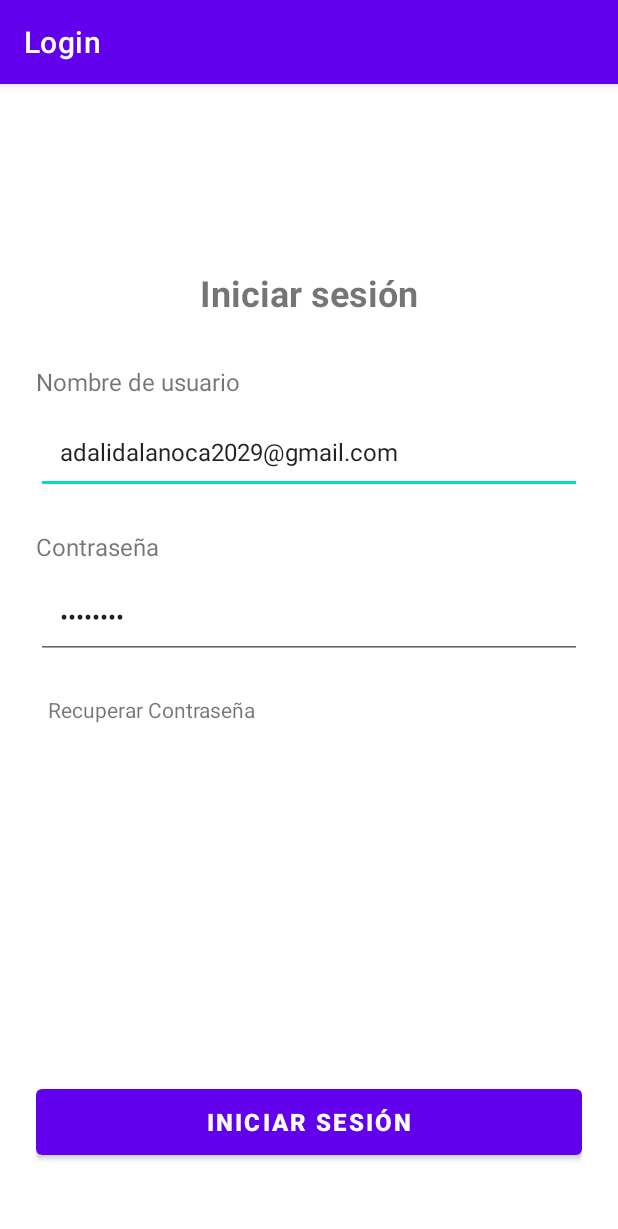
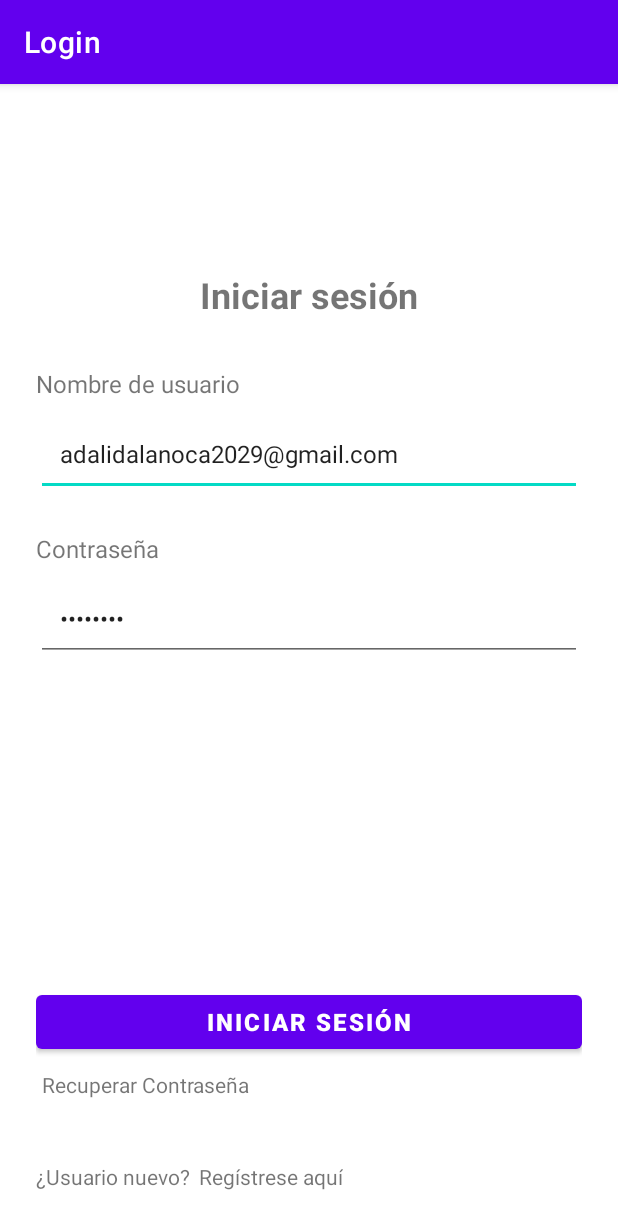
Before and after one commit to Adalid2029/android_tienda_quirquincho, an Android app: the screen it shows after launch (MainActivity), on a phone screen of 412 x 824 dp. Shown: the top 1229 px of the screen. Run offline under Robolectric (Android 15) with nearby library versions, the phone set to English and light mode, and no system bars; our stand-ins replace navigation-ui.

Commit message:
Adicionando funcionalidad de registrar nuevo usuario

```diff
--- a/app/src/main/java/com/tienda/quirquincho/MainActivity.kt
+++ b/app/src/main/java/com/tienda/quirquincho/MainActivity.kt
@@ -45,8 +45,7 @@ class MainActivity : AppCompatActivity() {
         // Controlar visibilidad del Bottom Navigation
         navController.addOnDestinationChangedListener { _, destination, _ ->
             when (destination.id) {
-                R.id.loginFragment -> {
-                    // Ocultar bottom navigation en login
+                R.id.loginFragment, R.id.registroFragment -> {
                     bottomNavigation.visibility = View.GONE
                     // Opcional: ocultar ActionBar también
                     // supportActionBar?.hide()
--- a/app/src/main/java/com/tienda/quirquincho/autenticacion/LoginFragment.kt
+++ b/app/src/main/java/com/tienda/quirquincho/autenticacion/LoginFragment.kt
@@ -29,6 +29,7 @@ class LoginFragment : Fragment() {
     private lateinit var etContrasena: EditText
     private lateinit var btnIniciarSesion: Button
     private lateinit var tvRecuperarPassword: TextView
+    private lateinit var tvRegistrarse: TextView
 
     // Manager para el token JWT
     private lateinit var tokenManager: TokenManager
@@ -65,6 +66,7 @@ class LoginFragment : Fragment() {
         etContrasena = view.findViewById(R.id.et_contrasena)
         btnIniciarSesion = view.findViewById(R.id.btn_iniciar_sesion)
         tvRecuperarPassword = view.findViewById(R.id.tv_recuperar_password)
+        tvRegistrarse = view.findViewById(R.id.tv_registrarse)
     }
 
     /**
@@ -84,6 +86,10 @@ class LoginFragment : Fragment() {
                 Toast.LENGTH_SHORT
             ).show()
         }
+        tvRegistrarse.setOnClickListener {
+            findNavController().navigate(R.id.login_registro)
+        }
+
     }
 
     /**
@@ -191,10 +197,12 @@ class LoginFragment : Fragment() {
             respuesta == null -> {
                 mostrarMensaje("Error desconocido del servidor")
             }
+
             respuesta.tieneErrores() -> {
                 // Errores de validación
                 manejarErroresValidacion(respuesta)
             }
+
             else -> {
                 // Mensaje de error general
                 mostrarMensaje(respuesta.mensaje)
@@ -314,7 +322,7 @@ class LoginFragment : Fragment() {
      */
     private fun navegarAPrincipal() {
         try {
-            findNavController().navigate(R.id.action_login_to_lista_productos)
+            findNavController().navigate(R.id.login_registro)
         } catch (e: Exception) {
             // Handle navigation error
             mostrarMensaje("Error al navegar. Intenta nuevamente.")
--- a/app/src/main/res/layout/fragment_login.xml
+++ b/app/src/main/res/layout/fragment_login.xml
@@ -67,22 +67,8 @@
             android:hint="Ingresa tu contraseña"
             android:inputType="textPassword"
             android:padding="16dp"
-            android:textSize="16sp"
-            android:text="Qwerty55"/>
-
-        <!-- Recuperar contraseña -->
-        <TextView
-            android:id="@+id/tv_recuperar_password"
-            android:layout_width="wrap_content"
-            android:layout_height="wrap_content"
-            android:layout_gravity="start"
-            android:layout_marginBottom="32dp"
-            android:background="?android:attr/selectableItemBackground"
-            android:clickable="true"
-            android:focusable="true"
-            android:padding="8dp"
-            android:text="Recuperar Contraseña"
-            android:textSize="14sp" />
+            android:text="Qwerty55"
+            android:textSize="16sp" />
 
         <!-- Espaciado flexible -->
         <View
@@ -94,12 +80,48 @@
         <Button
             android:id="@+id/btn_iniciar_sesion"
             android:layout_width="match_parent"
-            android:layout_height="56dp"
-            android:layout_marginBottom="24dp"
+            android:layout_height="wrap_content"
+            android:layout_marginBottom="4dp"
             android:text="Iniciar sesión"
             android:textColor="@android:color/white"
             android:textSize="16sp"
             android:textStyle="bold" />
+        <!-- Recuperar contraseña -->
+        <TextView
+            android:id="@+id/tv_recuperar_password"
+            android:layout_width="wrap_content"
+            android:layout_height="wrap_content"
+            android:layout_gravity="start"
+            android:layout_marginBottom="32dp"
+            android:background="?android:attr/selectableItemBackground"
+            android:clickable="true"
+            android:focusable="true"
+            android:padding="4dp"
+            android:text="Recuperar Contraseña"
+            android:textSize="14sp" />
+
+        <LinearLayout
+            android:layout_width="wrap_content"
+            android:layout_height="wrap_content"
+            android:orientation="horizontal">
+
+            <TextView
+                android:layout_width="match_parent"
+                android:layout_height="wrap_content"
+                android:text="¿Usuario nuevo?" />
+
+            <TextView
+                android:id="@+id/tv_registrarse"
+                android:layout_width="match_parent"
+                android:layout_height="wrap_content"
+                android:padding="6dp"
+                android:clickable="true"
+                android:textSize="14sp"
+                android:text="Regístrese aquí"
+                android:background="?android:attr/selectableItemBackground"
+                android:focusable="true"/>
+        </LinearLayout>
+
 
     </LinearLayout>
 
--- a/app/src/main/res/layout/item_producto.xml
+++ b/app/src/main/res/layout/item_producto.xml
@@ -77,7 +77,7 @@
             <Button
                 android:id="@+id/btn_comprar"
                 android:layout_width="wrap_content"
-                android:layout_height="32dp"
+                android:layout_height="wrap_content"
                 android:text="Comprar"
                 android:textSize="12sp"
                 android:textColor="@android:color/white"
--- a/app/src/main/res/navigation/nav_graph.xml
+++ b/app/src/main/res/navigation/nav_graph.xml
@@ -14,6 +14,9 @@
         <action
             android:id="@+id/action_login_to_lista_productos"
             app:destination="@id/listaProductosFragment" />
+        <action
+            android:id="@+id/login_registro"
+            app:destination="@+id/registroFragment" />
     </fragment>
 
     <!-- Fragment de Lista de Productos -->
@@ -46,6 +49,10 @@
         android:name="com.tienda.quirquincho.perfil.PerfilFragment"
         android:label="Perfil"
         tools:layout="@layout/fragment_perfil" />
-
+    <fragment
+        android:id="@+id/registroFragment"
+        android:name="com.tienda.quirquincho.autenticacion.RegistroFragment"
+        android:label="Registro"
+        tools:layout="@layout/fragment_registro" />
 
 </navigation>
--- a/gradle/libs.versions.toml
+++ b/gradle/libs.versions.toml
@@ -1,5 +1,5 @@
 [versions]
-agp = "8.10.1"
+agp = "8.11.0"
 kotlin = "2.0.21"
 coreKtx = "1.10.1"
 junit = "4.13.2"
```
Also changed, not shown: app/src/main/java/com/tienda/quirquincho/autenticacion/RegistroFragment.kt (added, +87 -0 lines), app/src/main/java/com/tienda/quirquincho/data/modelos/Registro.kt (added, +20 -0 lines), app/src/main/java/com/tienda/quirquincho/data/red/ApiServicio.kt (+7 -0 lines), app/src/main/res/layout/fragment_registro.xml (added, +106 -0 lines), gradle/wrapper/gradle-wrapper.properties.
